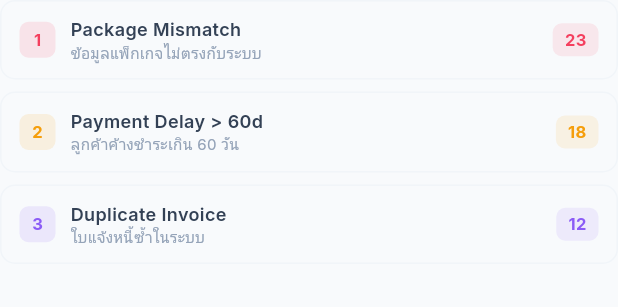
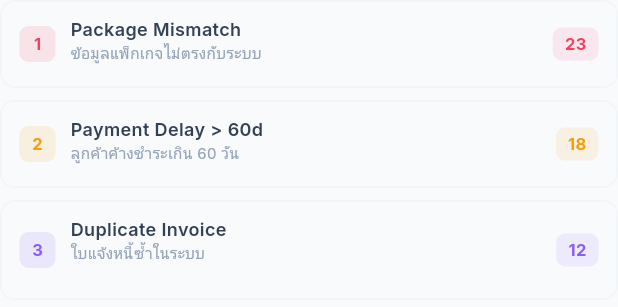
Before and after one commit to asmeen-maha/credit_dashboard, a Flutter app: the _TopIssuesList widget shown alone on an empty page, opened directly, on a phone screen of 412 x 824 dp. Shown: the top 307 px of the screen. Run offline on Flutter 3.47's test engine with Material 3 defaults, Android fonts, the phone set to English and light mode, and no system bars; our stand-ins replace fl_chart, google_fonts, shared_preferences; accounts and stored records are empty.

Commit message:
Match Top 3 Issues card height to sibling chart cards
Co-Authored-By: Claude Opus 5.5 <noreply@anthropic.com>

```diff
--- a/lib/widgets/charts_and_issues_section.dart
+++ b/lib/widgets/charts_and_issues_section.dart
@@ -324,14 +324,19 @@ class _TopIssuesList extends StatelessWidget {
   @override
   Widget build(BuildContext context) {
     final p = AppPalette.of(context);
-    return Column(
+    // Match the 200px chart height of the sibling cards.
+    return SizedBox(
+      height: 200,
+      child: Column(
         children: _issues.asMap().entries.map((entry) {
           final i = entry.key;
           final issue = entry.value;
-        return Padding(
-          padding: EdgeInsets.only(bottom: i < 4 ? 8 : 0),
+          return Expanded(
+            child: Padding(
+              padding: EdgeInsets.only(bottom: i < _issues.length - 1 ? 8 : 0),
               child: Container(
-            padding: const EdgeInsets.symmetric(horizontal: 12, vertical: 10),
+                padding:
+                    const EdgeInsets.symmetric(horizontal: 12, vertical: 10),
                 decoration: BoxDecoration(
                   color: p.surfaceMuted,
                   borderRadius: BorderRadius.circular(10),
@@ -372,8 +377,8 @@ class _TopIssuesList extends StatelessWidget {
                       ),
                     ),
                     Container(
-                  padding:
-                      const EdgeInsets.symmetric(horizontal: 8, vertical: 3),
+                      padding: const EdgeInsets.symmetric(
+                          horizontal: 8, vertical: 3),
                       decoration: BoxDecoration(
                         color: Color(issue['color'] as int).withOpacity(0.1),
                         borderRadius: BorderRadius.circular(6),
@@ -387,8 +392,10 @@ class _TopIssuesList extends StatelessWidget {
                   ],
                 ),
               ),
+            ),
           );
         }).toList(),
+      ),
     );
   }
 }
```
Lines whose indentation alone changed are shown as unchanged.
